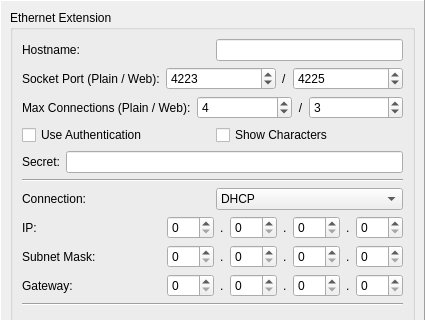
This is src/brickv/plugin_system/plugins/master/ui/ethernet.ui in Tinkerforge/brickv as Qt 5 draws it before an edit; both pictures show x 0 to 425 and y 0 to 320 of the 425 by 501 pixel window. The edited form follows.
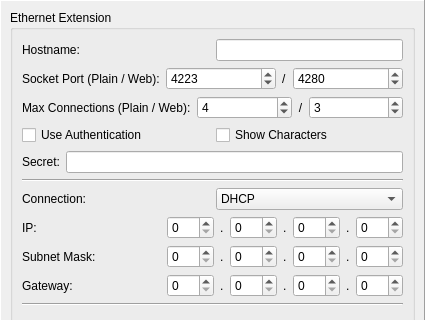
This is the edited form.

Commit message: Update default WebSocket port to 4280

```diff
--- a/src/brickv/plugin_system/plugins/master/ui/ethernet.ui
+++ b/src/brickv/plugin_system/plugins/master/ui/ethernet.ui
@@ -100,7 +100,7 @@
               <number>65535</number>
              </property>
              <property name="value">
-              <number>4225</number>
+              <number>4280</number>
              </property>
             </widget>
            </item>
```
The commit also changes 1 other file.
